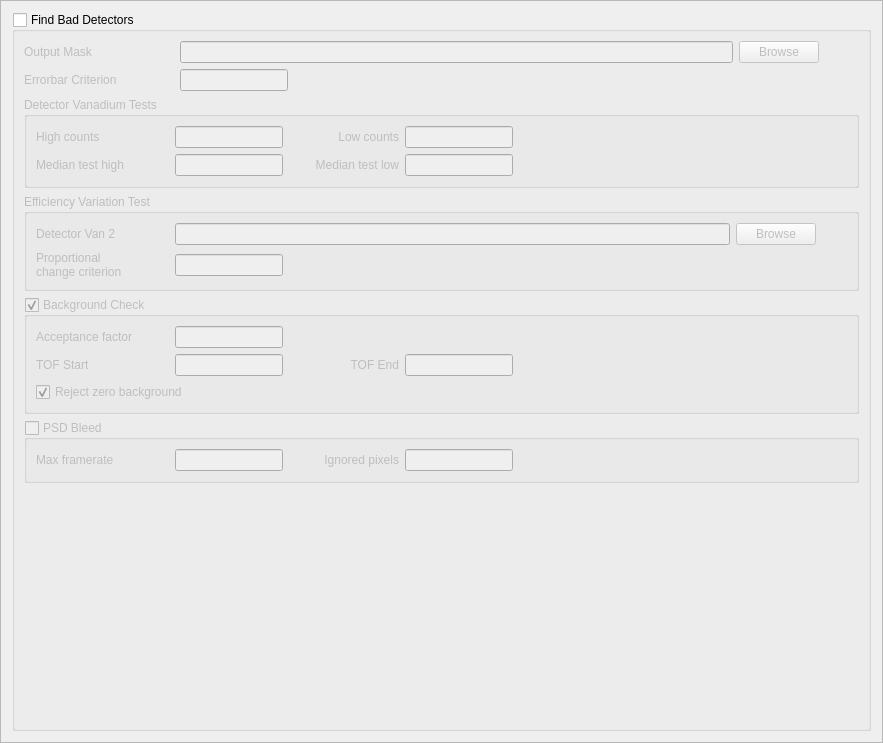
mantidproject/mantid, file Code/Mantid/scripts/Interface/ui/inelastic/dgs_diagnose_detectors.ui: the form before one commit.
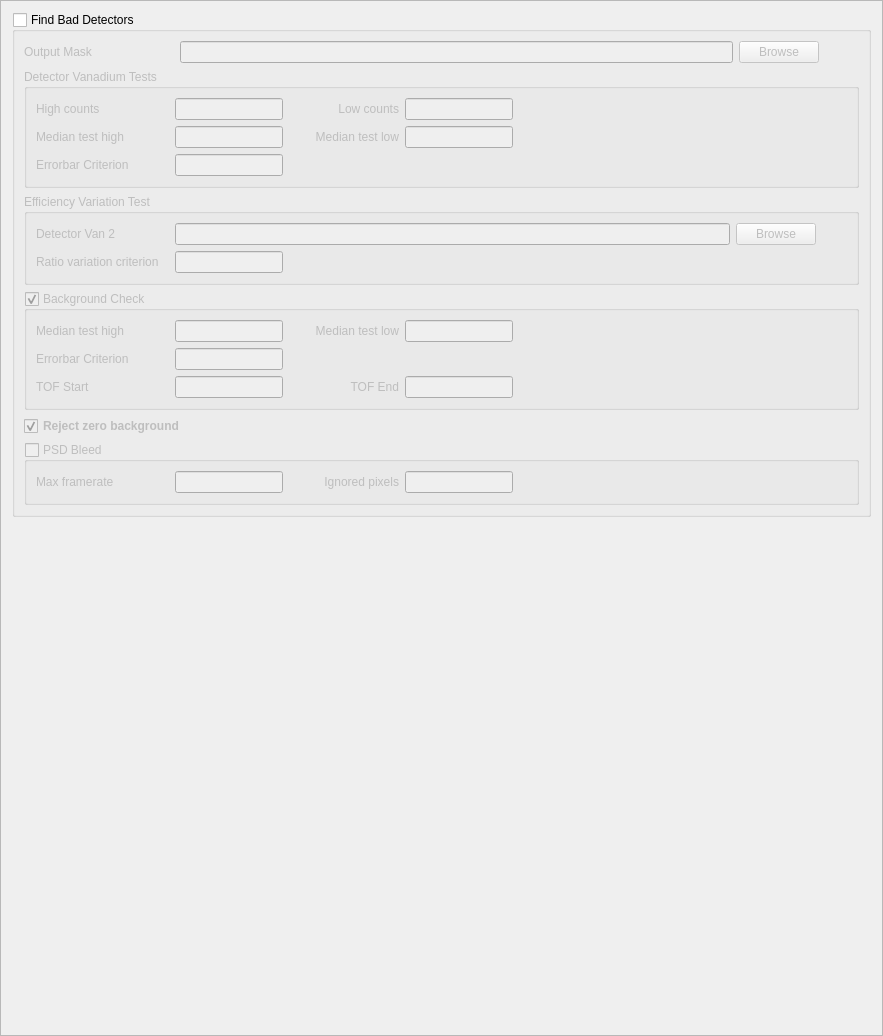
The form after the commit.

Commit message: Refs #5454. Exposing and renaming options on diagnostic UI.

```diff
--- a/Code/Mantid/scripts/Interface/ui/inelastic/dgs_diagnose_detectors.ui
+++ b/Code/Mantid/scripts/Interface/ui/inelastic/dgs_diagnose_detectors.ui
@@ -7,7 +7,7 @@
     <x>0</x>
     <y>0</y>
     <width>883</width>
-    <height>743</height>
+    <height>1036</height>
    </rect>
   </property>
   <property name="windowTitle">
@@ -19,7 +19,7 @@
   <property name="frameShadow">
    <enum>QFrame::Raised</enum>
   </property>
-  <layout class="QVBoxLayout" name="verticalLayout">
+  <layout class="QVBoxLayout" name="verticalLayout_6">
    <item>
     <widget class="QGroupBox" name="find_bad_det_gb">
      <property name="title">
@@ -31,7 +31,7 @@
      <property name="checked">
       <bool>false</bool>
      </property>
-     <layout class="QVBoxLayout" name="verticalLayout_6">
+     <layout class="QVBoxLayout" name="verticalLayout_4">
       <item>
        <layout class="QHBoxLayout" name="horizontalLayout">
         <item>
@@ -75,58 +75,12 @@
         </item>
        </layout>
       </item>
-      <item>
-       <layout class="QHBoxLayout" name="horizontalLayout_2">
-        <item>
-         <widget class="QLabel" name="errorbar_crit_label">
-          <property name="minimumSize">
-           <size>
-            <width>150</width>
-            <height>0</height>
-           </size>
-          </property>
-          <property name="text">
-           <string>Errorbar Criterion</string>
-          </property>
-         </widget>
-        </item>
-        <item>
-         <widget class="QLineEdit" name="errorbar_crit_edit">
-          <property name="sizePolicy">
-           <sizepolicy hsizetype="Fixed" vsizetype="Fixed">
-            <horstretch>0</horstretch>
-            <verstretch>0</verstretch>
-           </sizepolicy>
-          </property>
-          <property name="maximumSize">
-           <size>
-            <width>16777215</width>
-            <height>16777215</height>
-           </size>
-          </property>
-         </widget>
-        </item>
-        <item>
-         <spacer name="horizontalSpacer_2">
-          <property name="orientation">
-           <enum>Qt::Horizontal</enum>
-          </property>
-          <property name="sizeHint" stdset="0">
-           <size>
-            <width>40</width>
-            <height>20</height>
-           </size>
-          </property>
-         </spacer>
-        </item>
-       </layout>
-      </item>
       <item>
        <widget class="QGroupBox" name="white_beam_tests_gb">
         <property name="title">
          <string>Detector Vanadium Tests</string>
         </property>
-        <layout class="QVBoxLayout" name="verticalLayout_2">
+        <layout class="QVBoxLayout" name="verticalLayout">
          <item>
           <layout class="QHBoxLayout" name="horizontalLayout_4">
            <item>
@@ -259,6 +213,46 @@
            </item>
           </layout>
          </item>
+         <item>
+          <layout class="QHBoxLayout" name="horizontalLayout_10">
+           <item>
+            <widget class="QLabel" name="errorbar_crit_label">
+             <property name="minimumSize">
+              <size>
+               <width>133</width>
+               <height>0</height>
+              </size>
+             </property>
+             <property name="text">
+              <string>Errorbar Criterion</string>
+             </property>
+            </widget>
+           </item>
+           <item>
+            <widget class="QLineEdit" name="errorbar_crit_edit">
+             <property name="sizePolicy">
+              <sizepolicy hsizetype="Fixed" vsizetype="Fixed">
+               <horstretch>0</horstretch>
+               <verstretch>0</verstretch>
+              </sizepolicy>
+             </property>
+            </widget>
+           </item>
+           <item>
+            <spacer name="horizontalSpacer_3">
+             <property name="orientation">
+              <enum>Qt::Horizontal</enum>
+             </property>
+             <property name="sizeHint" stdset="0">
+              <size>
+               <width>40</width>
+               <height>20</height>
+              </size>
+             </property>
+            </spacer>
+           </item>
+          </layout>
+         </item>
         </layout>
        </widget>
       </item>
@@ -322,8 +316,7 @@
               </size>
              </property>
              <property name="text">
-              <string>Proportional
-change criterion</string>
+              <string>Ratio variation criterion</string>
              </property>
             </widget>
            </item>
@@ -366,7 +359,7 @@
         <property name="checked">
          <bool>true</bool>
         </property>
-        <layout class="QVBoxLayout" name="verticalLayout_4">
+        <layout class="QVBoxLayout" name="verticalLayout_2">
          <item>
           <layout class="QHBoxLayout" name="horizontalLayout_8">
            <item>
@@ -378,12 +371,38 @@
               </size>
              </property>
              <property name="text">
-              <string>Acceptance factor</string>
+              <string>Median test high</string>
              </property>
             </widget>
            </item>
            <item>
-            <widget class="QLineEdit" name="accept_factor_edit">
+            <widget class="QLineEdit" name="sambkg_median_test_high_edit">
+             <property name="sizePolicy">
+              <sizepolicy hsizetype="Fixed" vsizetype="Fixed">
+               <horstretch>0</horstretch>
+               <verstretch>0</verstretch>
+              </sizepolicy>
+             </property>
+            </widget>
+           </item>
+           <item>
+            <widget class="QLabel" name="sambkg_median_test_low_label">
+             <property name="minimumSize">
+              <size>
+               <width>110</width>
+               <height>0</height>
+              </size>
+             </property>
+             <property name="text">
+              <string>Median test low</string>
+             </property>
+             <property name="alignment">
+              <set>Qt::AlignRight|Qt::AlignTrailing|Qt::AlignVCenter</set>
+             </property>
+            </widget>
+           </item>
+           <item>
+            <widget class="QLineEdit" name="sambkg_median_test_low_edit">
              <property name="sizePolicy">
               <sizepolicy hsizetype="Fixed" vsizetype="Fixed">
                <horstretch>0</horstretch>
@@ -407,6 +426,52 @@
            </item>
           </layout>
          </item>
+         <item>
+          <layout class="QHBoxLayout" name="horizontalLayout_2">
+           <item>
+            <widget class="QLabel" name="sambkg_errorbar_crit_label">
+             <property name="minimumSize">
+              <size>
+               <width>133</width>
+               <height>0</height>
+              </size>
+             </property>
+             <property name="text">
+              <string>Errorbar Criterion</string>
+             </property>
+            </widget>
+           </item>
+           <item>
+            <widget class="QLineEdit" name="sambkg_errorbar_crit_edit">
+             <property name="sizePolicy">
+              <sizepolicy hsizetype="Fixed" vsizetype="Fixed">
+               <horstretch>0</horstretch>
+               <verstretch>0</verstretch>
+              </sizepolicy>
+             </property>
+             <property name="maximumSize">
+              <size>
+               <width>16777215</width>
+               <height>16777215</height>
+              </size>
+             </property>
+            </widget>
+           </item>
+           <item>
+            <spacer name="horizontalSpacer_2">
+             <property name="orientation">
+              <enum>Qt::Horizontal</enum>
+             </property>
+             <property name="sizeHint" stdset="0">
+              <size>
+               <width>40</width>
+               <height>20</height>
+              </size>
+             </property>
+            </spacer>
+           </item>
+          </layout>
+         </item>
          <item>
           <layout class="QHBoxLayout" name="horizontalLayout_9">
            <item>
@@ -473,10 +538,16 @@
            </item>
           </layout>
          </item>
+        </layout>
+       </widget>
+      </item>
          <item>
-          <layout class="QHBoxLayout" name="horizontalLayout_10">
+       <layout class="QHBoxLayout" name="horizontalLayout_3">
            <item>
             <widget class="QCheckBox" name="reject_zero_bg_cb">
+          <property name="styleSheet">
+           <string notr="true">.QCheckBox { font: bold; }</string>
+          </property>
              <property name="text">
               <string>Reject zero background</string>
              </property>
@@ -500,9 +571,6 @@
            </item>
           </layout>
          </item>
-        </layout>
-       </widget>
-      </item>
       <item>
        <widget class="QGroupBox" name="psd_bleed_gb">
         <property name="title">
@@ -584,6 +652,9 @@
         </layout>
        </widget>
       </item>
+     </layout>
+    </widget>
+   </item>
       <item>
        <spacer name="verticalSpacer">
         <property name="orientation">
@@ -591,14 +662,11 @@
         </property>
         <property name="sizeHint" stdset="0">
          <size>
-          <width>20</width>
-          <height>153</height>
+       <width>17</width>
+       <height>453</height>
          </size>
         </property>
        </spacer>
-      </item>
-     </layout>
-    </widget>
    </item>
   </layout>
  </widget>
```
Left out of the diff: 6 changed lines with no effect on the pictures. Lines whose indentation alone changed are shown as unchanged. The commit also changes 3 other files.
